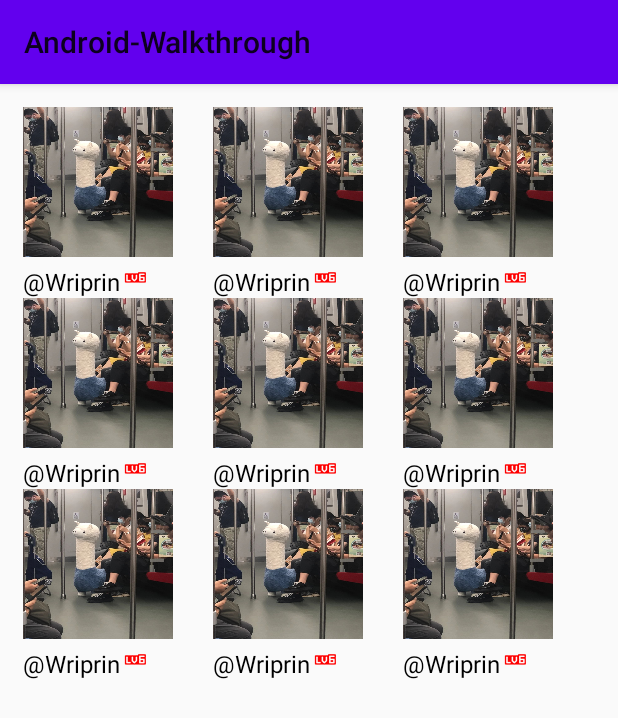
After one commit to Wriprin/Android-Walkthrough, an Android app: the GridViewActivity screen opened directly, with no data from a screen before it, on a phone screen of 412 x 824 dp. The commit adds this screen. Shown: the top 718 px of the screen. Run offline under Robolectric (Android 15) with nearby library versions, the phone set to English and light mode, and no system bars.

Commit message:
GridView

```diff
--- a/app/src/main/AndroidManifest.xml
+++ b/app/src/main/AndroidManifest.xml
@@ -2,7 +2,7 @@
 <manifest xmlns:android="http://schemas.android.com/apk/res/android"
         package="cc.cnix.android_walkthrough">
 
-    <uses-permission android:name="android.permission.INTERNET"/>
+    <uses-permission android:name="android.permission.INTERNET" />
 
     <application
             android:allowBackup="true"
@@ -11,6 +11,9 @@
             android:roundIcon="@mipmap/ic_launcher_round"
             android:supportsRtl="true"
             android:theme="@style/Theme.AndroidWalkthrough">
+        <activity
+                android:name=".gridview.GridViewActivity"
+                android:exported="true" />
         <activity
                 android:name=".ImageViewActivity"
                 android:exported="true" />
--- a/app/src/main/java/cc/cnix/android_walkthrough/MainActivity.java
+++ b/app/src/main/java/cc/cnix/android_walkthrough/MainActivity.java
@@ -8,6 +8,7 @@ import android.view.View;
 import android.widget.Button;
 import android.widget.RadioButton;
 
+import cc.cnix.android_walkthrough.gridview.GridViewActivity;
 import cc.cnix.android_walkthrough.listview.ListViewActivity;
 
 public class MainActivity extends AppCompatActivity {
@@ -20,6 +21,7 @@ public class MainActivity extends AppCompatActivity {
     private Button mBtnCheckBox;
     private Button mBtnImageView;
     private Button mBtnListView;
+    private Button mBtnGridView;
 
     @Override
     protected void onCreate(Bundle savedInstanceState) {
@@ -34,6 +36,7 @@ public class MainActivity extends AppCompatActivity {
         mBtnCheckBox = findViewById(R.id.btn_05);
         mBtnImageView = findViewById(R.id.btn_06);
         mBtnListView = findViewById(R.id.btn_07);
+        mBtnGridView = findViewById(R.id.btn_08);
 
         // 注册监听器
         setListeners();
@@ -48,6 +51,7 @@ public class MainActivity extends AppCompatActivity {
         mBtnCheckBox.setOnClickListener(onClick);
         mBtnImageView.setOnClickListener(onClick);
         mBtnListView.setOnClickListener(onClick);
+        mBtnGridView.setOnClickListener(onClick);
     }
 
     private class OnClick implements View.OnClickListener {
@@ -83,6 +87,9 @@ public class MainActivity extends AppCompatActivity {
                 case R.id.btn_07:
                     intent = new Intent(MainActivity.this, ListViewActivity.class);
                     break;
+                case R.id.btn_08:
+                    intent = new Intent(MainActivity.this, GridViewActivity.class);
+                    break;
             }
             startActivity(intent);
         }
--- /dev/null
+++ b/app/src/main/java/cc/cnix/android_walkthrough/gridview/GridViewActivity.java
@@ -0,0 +1,20 @@
+package cc.cnix.android_walkthrough.gridview;
+
+import androidx.appcompat.app.AppCompatActivity;
+import cc.cnix.android_walkthrough.R;
+import android.os.Bundle;
+import android.widget.GridView;
+
+public class GridViewActivity extends AppCompatActivity {
+
+    private GridView mGvMain;
+
+    @Override
+    protected void onCreate(Bundle savedInstanceState) {
+        super.onCreate(savedInstanceState);
+        setContentView(R.layout.activity_grid_view);
+
+        mGvMain = findViewById(R.id.gv_01);
+        mGvMain.setAdapter(new MyGridAdapter(GridViewActivity.this));
+    }
+}
--- /dev/null
+++ b/app/src/main/java/cc/cnix/android_walkthrough/gridview/MyGridAdapter.java
@@ -0,0 +1,70 @@
+package cc.cnix.android_walkthrough.gridview;
+
+import android.content.Context;
+import android.view.LayoutInflater;
+import android.view.View;
+import android.view.ViewGroup;
+import android.widget.BaseAdapter;
+import android.widget.GridView;
+import android.widget.ImageView;
+import android.widget.TextView;
+
+import cc.cnix.android_walkthrough.R;
+
+/**
+ * @Author: wriprin
+ * @Date: 2022/12/13 17:27
+ * @Version 1.0
+ */
+public class MyGridAdapter extends BaseAdapter {
+
+    private Context mContext;
+    private LayoutInflater mLayoutInflater;
+
+    public MyGridAdapter(Context context) {
+        this.mContext = context;
+        mLayoutInflater = LayoutInflater.from(context);
+    }
+
+    static class ViewHolder {
+        public ImageView mIvHeadShot;
+        public ImageView mIvUserLevel;
+        public TextView mTvUserName;
+    }
+
+    @Override
+    public int getCount() {
+        return 9;
+    }
+
+    @Override
+    public Object getItem(int i) {
+        return null;
+    }
+
+    @Override
+    public long getItemId(int i) {
+        return 0;
+    }
+
+    @Override
+    public View getView(int i, View convertView, ViewGroup viewGroup) {
+        ViewHolder viewHolder = null;
+        if (convertView == null) {
+            convertView = mLayoutInflater.inflate(R.layout.layout_grid_item, null);
+
+            viewHolder = new ViewHolder();
+            viewHolder.mIvHeadShot = convertView.findViewById(R.id.iv_01);
+            viewHolder.mIvUserLevel = convertView.findViewById(R.id.iv_02);
+            viewHolder.mTvUserName = convertView.findViewById(R.id.tv_01);
+
+            convertView.setTag(viewHolder);
+        } else {
+            viewHolder = (ViewHolder) convertView.getTag();
+        }
+
+        viewHolder.mTvUserName.setText("@Wriprin");
+
+        return convertView;
+    }
+}
--- /dev/null
+++ b/app/src/main/res/layout/activity_grid_view.xml
@@ -0,0 +1,16 @@
+<?xml version="1.0" encoding="utf-8"?>
+<LinearLayout xmlns:android="http://schemas.android.com/apk/res/android"
+        xmlns:tools="http://schemas.android.com/tools"
+        android:layout_width="match_parent"
+        android:layout_height="match_parent"
+        android:orientation="vertical"
+        android:padding="15dp"
+        tools:context=".gridview.GridViewActivity">
+
+    <GridView
+            android:id="@+id/gv_01"
+            android:layout_width="match_parent"
+            android:layout_height="match_parent"
+            android:numColumns="3"/>
+
+</LinearLayout>
--- a/app/src/main/res/layout/activity_main.xml
+++ b/app/src/main/res/layout/activity_main.xml
@@ -64,4 +64,12 @@
             android:textAllCaps="false"
             android:text="ListView"
             android:layout_gravity="center"/>
+
+    <Button
+            android:id="@+id/btn_08"
+            android:layout_width="match_parent"
+            android:layout_height="wrap_content"
+            android:textAllCaps="false"
+            android:text="GridView"
+            android:layout_gravity="center"/>
 </LinearLayout>
--- /dev/null
+++ b/app/src/main/res/layout/layout_grid_item.xml
@@ -0,0 +1,41 @@
+<?xml version="1.0" encoding="utf-8"?>
+<LinearLayout xmlns:android="http://schemas.android.com/apk/res/android"
+        android:id="@+id/ll_01"
+        android:layout_width="match_parent"
+        android:layout_height="match_parent"
+        android:orientation="vertical">
+
+        <ImageView
+                android:id="@+id/iv_01"
+                android:layout_width="100dp"
+                android:layout_height="100dp"
+                android:src="@drawable/icon_headshot"
+                android:scaleType="fitXY"/>
+
+        <LinearLayout
+                android:id="@+id/ll_02"
+                android:layout_width="wrap_content"
+                android:layout_height="wrap_content"
+                android:orientation="horizontal">
+
+            <TextView
+                    android:id="@+id/tv_01"
+                    android:layout_width="wrap_content"
+                    android:layout_height="wrap_content"
+                    android:text="UserName"
+                    android:textColor="@color/black"
+                    android:layout_marginTop="5dp"
+                    android:textSize="16sp"/>
+
+            <ImageView
+                    android:id="@+id/iv_02"
+                    android:layout_width="wrap_content"
+                    android:layout_height="wrap_content"
+                    android:layout_marginTop="5dp"
+                    android:layout_marginLeft="2dp"
+                    android:layout_marginRight="5dp"
+                    android:src="@drawable/icon_level"/>
+
+        </LinearLayout>
+
+</LinearLayout>
```
